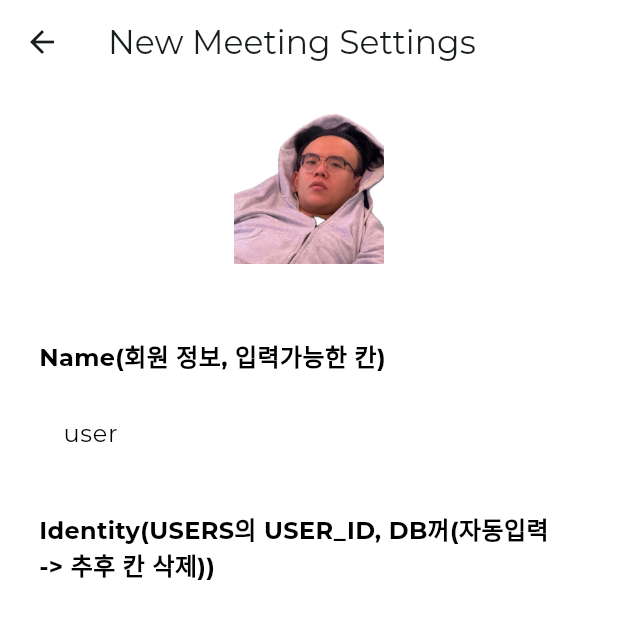
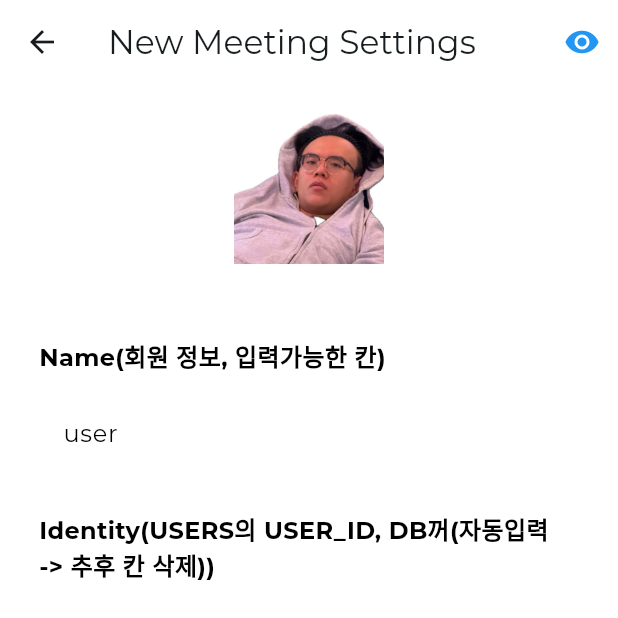
Before and after one commit to SUUGGIII/Capstone-project, a Flutter app: the CreateRoomPage screen opened directly, on a phone screen of 412 x 824 dp, the top half of it. Run offline on Flutter 3.47's test engine with Material 3 defaults, Android fonts, the light colour scheme and no system bars; our stand-ins replace dropdown_button2, flutter_svg, google_fonts, permission_handler, shared_preferences; missing offline and left inert: flutter_background, flutter_webrtc, livekit_client; accounts and stored records are empty.

```diff
--- a/frontend/lib/pages/Rooms/create_room.dart
+++ b/frontend/lib/pages/Rooms/create_room.dart
@@ -47,6 +47,7 @@ class _CreateRoomPageState extends State<CreateRoomPage> {
   bool _e2ee = false;
   bool _multiCodec = false;
   String _preferredCodec = 'VP8';
+  bool _isEmptyWindowMode = false;
 
   @override
   void initState() {
@@ -255,8 +256,23 @@ class _CreateRoomPageState extends State<CreateRoomPage> {
   Widget build(BuildContext context) => Scaffold(
     appBar: AppBar(
         title: const Text('New Meeting Settings'),
+        actions: [
+          IconButton(
+            icon: Icon(
+              _isEmptyWindowMode ? Icons.visibility_off : Icons.visibility,
+              color: Colors.blue,
+            ),
+            onPressed: () {
+              setState(() {
+                _isEmptyWindowMode = !_isEmptyWindowMode;
+              });
+            },
+          ),
+        ],
       ),
-    body: Container(
+    body: _isEmptyWindowMode
+        ? Container(color: Colors.white)
+        : Container(
       alignment: Alignment.center,
       child: SingleChildScrollView(
         child: Container(
--- a/frontend/lib/pages/Rooms/room.dart
+++ b/frontend/lib/pages/Rooms/room.dart
@@ -316,9 +316,9 @@ class _RoomPageState extends State<RoomPage> {
     List<Widget> sidebarWidgets = [];
 
     // Always show AiSummaryCard
-    sidebarWidgets.add(const Padding(
-      padding: EdgeInsets.only(bottom: 16.0),
-      child: AiSummaryCard(),
+    sidebarWidgets.add(Padding(
+      padding: const EdgeInsets.only(bottom: 16.0),
+      child: AiSummaryCard(room: widget.room),
     ));
 
     if (localParticipant != null) {
```
Also changed, not shown: frontend/lib/widgets/Rooms/AI_sidebar/ai_summary_card.dart (+82 -6 lines).
